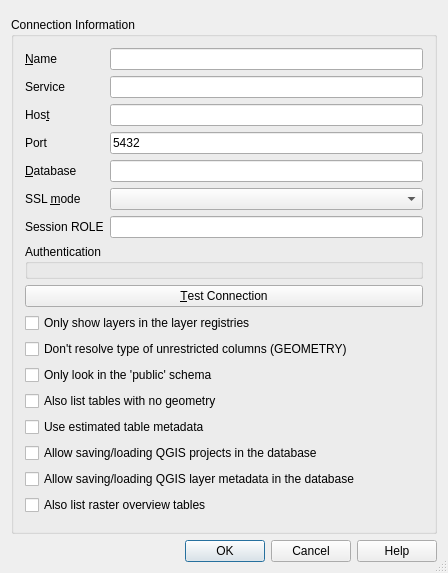
Above: src/ui/qgspgnewconnectionbase.ui from qgis/QGIS before the change. Below: the same form after it.
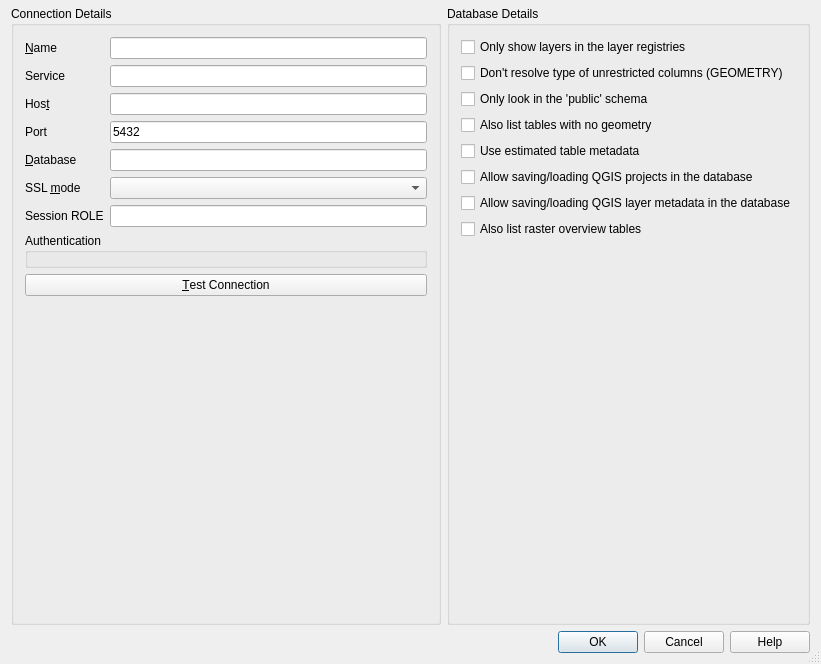
That is the form after the change. Custom widgets are drawn as their Qt base class.

Commit message:
Add some consistency to db new connection dialogs
- Split oracle and postgres dialogs into two columns with the
  database details in a separate group to connection details,
  to match the SQL Server connection dialog
- Fix tab ordering
- Consistently use "Test Connection" text for buttons
- Fix bad (narrow) stretch for settings in oracle connection dialog

What changed in the file:
```diff
--- a/src/ui/qgspgnewconnectionbase.ui
+++ b/src/ui/qgspgnewconnectionbase.ui
@@ -6,8 +6,8 @@
    <rect>
     <x>0</x>
     <y>0</y>
-    <width>448</width>
-    <height>573</height>
+    <width>821</width>
+    <height>664</height>
    </rect>
   </property>
   <property name="sizePolicy">
@@ -25,14 +25,14 @@
   <property name="modal">
    <bool>true</bool>
   </property>
-  <layout class="QVBoxLayout" name="verticalLayout_2">
-   <item>
-    <widget class="QgsMessageBar" name="bar" native="true"/>
-   </item>
-   <item>
+  <layout class="QGridLayout" name="gridLayout_3">
+   <property name="topMargin">
+    <number>0</number>
+   </property>
+   <item row="1" column="0">
     <widget class="QGroupBox" name="GroupBox1">
      <property name="title">
-      <string>Connection Information</string>
+      <string>Connection Details</string>
      </property>
      <layout class="QVBoxLayout" name="verticalLayout">
       <item>
@@ -154,7 +154,11 @@
           <number>6</number>
          </property>
          <item row="0" column="0">
-          <widget class="QgsAuthSettingsWidget" name="mAuthSettings" native="true"/>
+          <widget class="QgsAuthSettingsWidget" name="mAuthSettings" native="true">
+           <property name="focusPolicy">
+            <enum>Qt::StrongFocus</enum>
+           </property>
+          </widget>
          </item>
         </layout>
        </widget>
@@ -167,6 +171,28 @@
        </widget>
       </item>
       <item>
+       <spacer name="verticalSpacer">
+        <property name="orientation">
+         <enum>Qt::Vertical</enum>
+        </property>
+        <property name="sizeHint" stdset="0">
+         <size>
+          <width>20</width>
+          <height>0</height>
+         </size>
+        </property>
+       </spacer>
+      </item>
+     </layout>
+    </widget>
+   </item>
+   <item row="1" column="1">
+    <widget class="QGroupBox" name="groupBox">
+     <property name="title">
+      <string>Database Details</string>
+     </property>
+     <layout class="QGridLayout" name="gridLayout_4">
+      <item row="0" column="0">
        <widget class="QCheckBox" name="cb_geometryColumnsOnly">
         <property name="toolTip">
          <string>Restricts the displayed tables to those that are found in the layer registries (geometry_columns, geography_columns, topology.layer). This can speed up the initial display of spatial tables.</string>
@@ -176,34 +202,7 @@
         </property>
        </widget>
       </item>
-      <item>
-       <widget class="QCheckBox" name="cb_dontResolveType">
-        <property name="text">
-         <string>Don't resolve type of unrestricted columns (GEOMETRY)</string>
-        </property>
-       </widget>
-      </item>
-      <item>
-       <widget class="QCheckBox" name="cb_publicSchemaOnly">
-        <property name="toolTip">
-         <string>When searching for spatial tables that are not in the geometry_columns tables, restrict the search to tables that are in the public schema (for some databases this can save lots of time)</string>
-        </property>
-        <property name="text">
-         <string>Only look in the 'public' schema</string>
-        </property>
-       </widget>
-      </item>
-      <item>
-       <widget class="QCheckBox" name="cb_allowGeometrylessTables">
-        <property name="text">
-         <string>Also list tables with no geometry</string>
-        </property>
-        <property name="checked">
-         <bool>false</bool>
-        </property>
-       </widget>
-      </item>
-      <item>
+      <item row="4" column="0">
        <widget class="QCheckBox" name="cb_useEstimatedMetadata">
         <property name="toolTip">
          <string>&lt;html&gt;
@@ -222,36 +221,63 @@
         </property>
        </widget>
       </item>
-      <item>
+      <item row="7" column="0">
+       <widget class="QCheckBox" name="cb_allowRasterOverviewTables">
+        <property name="text">
+         <string>Also list raster overview tables</string>
+        </property>
+       </widget>
+      </item>
+      <item row="2" column="0">
+       <widget class="QCheckBox" name="cb_publicSchemaOnly">
+        <property name="toolTip">
+         <string>When searching for spatial tables that are not in the geometry_columns tables, restrict the search to tables that are in the public schema (for some databases this can save lots of time)</string>
+        </property>
+        <property name="text">
+         <string>Only look in the 'public' schema</string>
+        </property>
+       </widget>
+      </item>
+      <item row="1" column="0">
+       <widget class="QCheckBox" name="cb_dontResolveType">
+        <property name="text">
+         <string>Don't resolve type of unrestricted columns (GEOMETRY)</string>
+        </property>
+       </widget>
+      </item>
+      <item row="5" column="0">
        <widget class="QCheckBox" name="cb_projectsInDatabase">
         <property name="text">
          <string>Allow saving/loading QGIS projects in the database</string>
         </property>
        </widget>
       </item>
-      <item>
+      <item row="6" column="0">
        <widget class="QCheckBox" name="cb_metadataInDatabase">
         <property name="text">
          <string>Allow saving/loading QGIS layer metadata in the database</string>
         </property>
        </widget>
       </item>
-      <item>
-       <widget class="QCheckBox" name="cb_allowRasterOverviewTables">
+      <item row="3" column="0">
+       <widget class="QCheckBox" name="cb_allowGeometrylessTables">
         <property name="text">
-         <string>Also list raster overview tables</string>
+         <string>Also list tables with no geometry</string>
+        </property>
+        <property name="checked">
+         <bool>false</bool>
         </property>
        </widget>
       </item>
-      <item>
-       <spacer name="verticalSpacer">
+      <item row="8" column="0">
+       <spacer name="verticalSpacer_2">
         <property name="orientation">
          <enum>Qt::Vertical</enum>
         </property>
         <property name="sizeHint" stdset="0">
          <size>
           <width>20</width>
-          <height>0</height>
+          <height>40</height>
          </size>
         </property>
        </spacer>
@@ -259,29 +285,32 @@
      </layout>
     </widget>
    </item>
-   <item>
+   <item row="2" column="0" colspan="2">
     <widget class="QDialogButtonBox" name="buttonBox">
      <property name="standardButtons">
       <set>QDialogButtonBox::Cancel|QDialogButtonBox::Help|QDialogButtonBox::Ok</set>
      </property>
     </widget>
    </item>
+   <item row="0" column="0" colspan="2">
+    <widget class="QgsMessageBar" name="bar" native="true"/>
+   </item>
   </layout>
  </widget>
  <layoutdefault spacing="6" margin="11"/>
  <customwidgets>
-  <customwidget>
-   <class>QgsAuthSettingsWidget</class>
-   <extends>QWidget</extends>
-   <header>qgsauthsettingswidget.h</header>
-   <container>1</container>
-  </customwidget>
   <customwidget>
    <class>QgsMessageBar</class>
    <extends>QWidget</extends>
    <header>qgsmessagebar.h</header>
    <container>1</container>
   </customwidget>
+  <customwidget>
+   <class>QgsAuthSettingsWidget</class>
+   <extends>QWidget</extends>
+   <header>qgsauthsettingswidget.h</header>
+   <container>1</container>
+  </customwidget>
  </customwidgets>
  <tabstops>
   <tabstop>txtName</tabstop>
```
Left out of the diff: 4 changed lines with no effect on the pictures. The commit also changes 1 other file.
